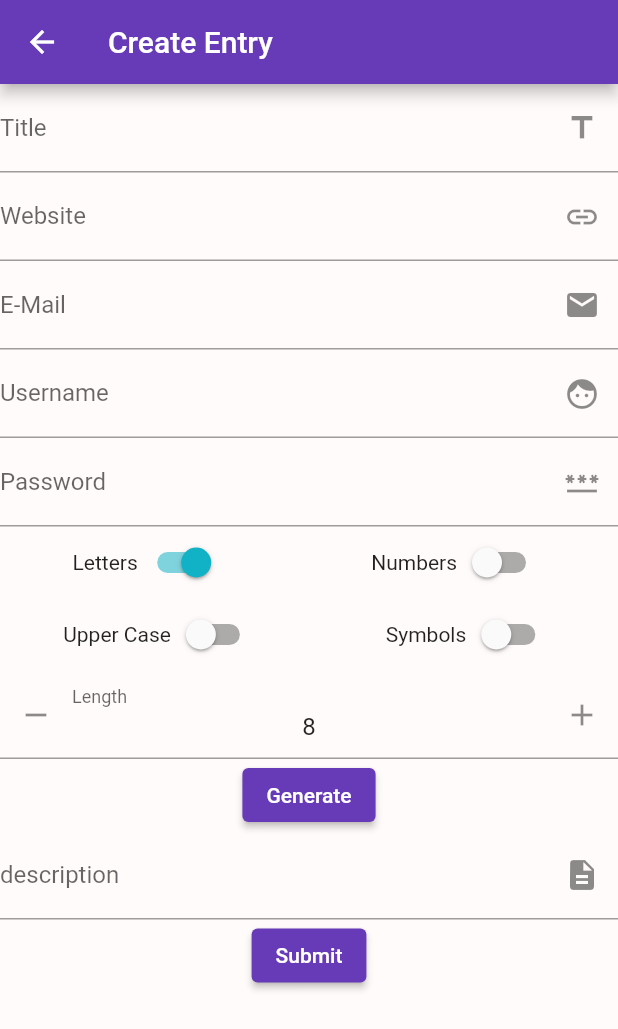
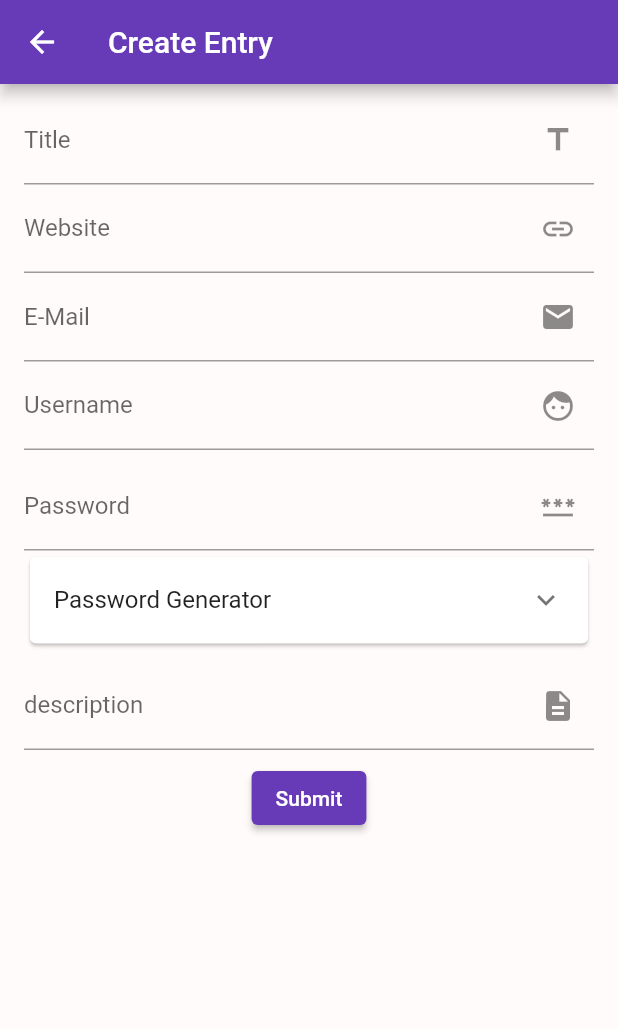
Before and after one commit to aryanakr/pass-vault-flutter, a Flutter app: the CreateEntryScreen screen opened by its route, on a phone screen of 412 x 824 dp. Shown: the top 1029 px of the screen. Run offline on Flutter 3.47's test engine with Material 2 defaults, Android fonts, the phone set to English and light mode, and no system bars; drawn by our look-alikes of flutter_spinbox; our stand-ins replace flutter_secure_storage, sqflite; missing offline and left inert: flutter_locker, random_password_generator, string_encryption; accounts and stored records are empty.

Commit message:
UI improvements

```diff
--- a/lib/main.dart
+++ b/lib/main.dart
@@ -50,6 +50,7 @@ class MyApp extends StatelessWidget {
             EntryDetailScreen.routeName: (ctx) => EntryDetailScreen(),
             PasswordsScreen.routeName: (ctx) => PasswordsScreen(),
             EditEntryScreen.routeName: (ctx) => EditEntryScreen(),
+            LoginScreen.routeName: (ctx) => LoginScreen(),
           },
         ),
       ),
@@ -57,7 +58,7 @@ class MyApp extends StatelessWidget {
   }
 
   Widget _appEntryScreen() {
-    final storage = FlutterSecureStorage();
+    const storage = FlutterSecureStorage();
     return FutureBuilder<String?>(
       future: storage.read(key: "passvaultinit"),
       builder: (ctx, snapshot) =>
--- a/lib/models/password_entry.dart
+++ b/lib/models/password_entry.dart
@@ -36,9 +36,10 @@ class PasswordEntry {
     return actualPassword!;
   }
 
-  Future<PasswordEntry> getEncrypted(String authKey) async {
+  Future<PasswordEntry> getDecripted(String authKey) async {
     final cryptor = StringEncryption();
 
+    print("authkey:  $authKey");
     return PasswordEntry(
       id: id,
       title: (await cryptor.decrypt(title, authKey))!,
--- a/lib/providers/password_entries.dart
+++ b/lib/providers/password_entries.dart
@@ -95,7 +95,7 @@ class PasswordEntries with ChangeNotifier {
               email: e['email'],
               description: e['description'],
               password: e['password'],
-            ).getEncrypted(authKey)
+            ).getDecripted(authKey)
         ).toList());
 
 
--- a/lib/screens/auth_init_screen.dart
+++ b/lib/screens/auth_init_screen.dart
@@ -1,6 +1,7 @@
 import 'package:flutter/material.dart';
 
 import 'package:flutter_locker/flutter_locker.dart';
+import 'package:pass_vault/screens/login_screen.dart';
 import 'package:string_encryption/string_encryption.dart';
 
 import 'package:flutter_secure_storage/flutter_secure_storage.dart';
@@ -83,8 +84,8 @@ class _AuthInitScreenState extends State<AuthInitScreen> {
 
     await storage.write(key: entryTokenKey!, value: sqlKey);
 
-    // navigate to /
-    Navigator.of(context).pushReplacementNamed('/');
+    // navigate to login page
+    Navigator.of(context).pushReplacementNamed(LoginScreen.routeName);
   }
 
   @override
--- a/lib/screens/create_entry_screen.dart
+++ b/lib/screens/create_entry_screen.dart
@@ -36,10 +36,13 @@ class CreateEntryScreen extends StatelessWidget {
       appBar: AppBar(
         title: Text('Create Entry'),
       ),
-      body: EntryFormWidget(
-        formData: formData,
-        passwordController: passwordController,
-        submit: submit,
+      body: Padding(
+        padding: const EdgeInsets.symmetric(horizontal: 16.0, vertical: 8.0),
+        child: EntryFormWidget(
+          formData: formData,
+          passwordController: passwordController,
+          submit: submit,
+        ),
       ),
     );
   }
--- a/lib/widgets/entry_form.dart
+++ b/lib/widgets/entry_form.dart
@@ -78,9 +78,13 @@ class _EntryFormWidgetState extends State<EntryFormWidget> {
                 widget.formData['username'] = value!;
               },
             ),
+            const SizedBox(height: 8.0,),
             PasswordGeneratorWidget(widget.passwordController),
+            const SizedBox(height: 8.0,),
             TextFormField(
               initialValue: widget.formData['description'],
+              minLines: 1,
+              maxLines: 5,
               decoration: const InputDecoration(
                   labelText: 'description',
                   suffixIcon: Icon(Icons.description)),
@@ -89,6 +93,7 @@ class _EntryFormWidgetState extends State<EntryFormWidget> {
                 widget.formData['description'] = value!;
               },
             ),
+            const SizedBox(height: 8.0,),
             ElevatedButton(
                 onPressed: _confirmSubmition, child: const Text('Submit'))
           ],
--- a/lib/widgets/password_generator.dart
+++ b/lib/widgets/password_generator.dart
@@ -35,13 +35,12 @@ class _PasswordGeneratorWidgetState extends State<PasswordGeneratorWidget> {
   }
 
   labeledSwitch(String label, bool val, Function(bool) update) {
-    return Row(children: [
+    return Row(
+      children: [
         Text(label),
-      Switch(
-            value: val,
-            onChanged: update
-          ),
-    ],);
+        Switch(value: val, onChanged: update),
+      ],
+    );
   }
 
   // TODO: Create Strength inidicator widget
@@ -59,8 +58,7 @@ class _PasswordGeneratorWidgetState extends State<PasswordGeneratorWidget> {
 
   @override
   Widget build(BuildContext context) {
-    return Container(
-      child: Column(
+    return Column(
       children: [
         TextField(
           controller: widget.textFieldController,
@@ -70,33 +68,51 @@ class _PasswordGeneratorWidgetState extends State<PasswordGeneratorWidget> {
           ),
           keyboardType: TextInputType.visiblePassword,
         ),
-          Row(mainAxisAlignment: MainAxisAlignment.spaceAround,children: [
-            labeledSwitch('Letters', _isWithLetters, (value) =>
-              setState(() {
+        Card(
+            child: Padding(
+          padding: EdgeInsets.all(0.0),
+          child: ExpansionTile(
+            title: const Text('Password Generator'),
+            children: [
+              Row(
+                mainAxisAlignment: MainAxisAlignment.spaceAround,
+                children: [
+                  labeledSwitch(
+                      'Letters',
+                      _isWithLetters,
+                      (value) => setState(() {
                             _isWithLetters = value;
-              })
+                          })),
+                  labeledSwitch(
+                      'Numbers',
+                      _isWithNumbers,
+                      (value) => setState(() {
+                            _isWithNumbers = value;
+                          })),
+                ],
               ),
-            labeledSwitch('Numbers', _isWithNumbers, (value) =>
-              setState(() {
-                _isWithNumbers = value;
-              })
+              Row(
+                mainAxisAlignment: MainAxisAlignment.spaceAround,
+                children: [
+                  labeledSwitch(
+                      'Upper Case',
+                      _isWithUppercase,
+                      (value) => setState(() {
+                            _isWithUppercase = value;
+                          })),
+                  labeledSwitch(
+                    'Symbols',
+                    _isWithSpecial,
+                    (value) => setState(() {
+                      _isWithSpecial = value;
+                    }),
                   ),
-          ],),
-          Row(mainAxisAlignment: MainAxisAlignment.spaceAround,children: [
-            labeledSwitch('Upper Case', _isWithUppercase, (value) =>
-              setState(() {
-                _isWithUppercase = value;
-              })
+                ],
               ),
-            labeledSwitch('Symbols', _isWithSpecial, (value) =>
-              setState(() {
-                _isWithSpecial = value;
-              })
-            ),
-          ],),
-
-          SpinBox(
-            decoration: InputDecoration(labelText: 'Length'),
+              SizedBox(
+                width: 250.0,
+                child: SpinBox(
+                  decoration: const InputDecoration(labelText: 'Length',),
                   min: 1,
                   max: 30,
                   value: 8,
@@ -104,10 +120,14 @@ class _PasswordGeneratorWidgetState extends State<PasswordGeneratorWidget> {
                     _numberCharPassword = value;
                   }),
                 ),
-
-          ElevatedButton(onPressed: _generatePassword, child: Text('Generate')),
+              ),
+              const SizedBox(height: 8.0,),
+              ElevatedButton(
+                  onPressed: _generatePassword, child: Text('Generate')),
             ],
           ),
+        ))
+      ],
     );
   }
 }
```
Also changed, not shown: lib/screens/edit_entry_screen.dart (+8 -5 lines), lib/screens/entry_detail_screen.dart (+13 -15 lines), lib/screens/login_screen.dart (+18 -12 lines), lib/widgets/entry_detail_component.dart (+7 -3 lines). Lines whose indentation alone changed are shown as unchanged.
